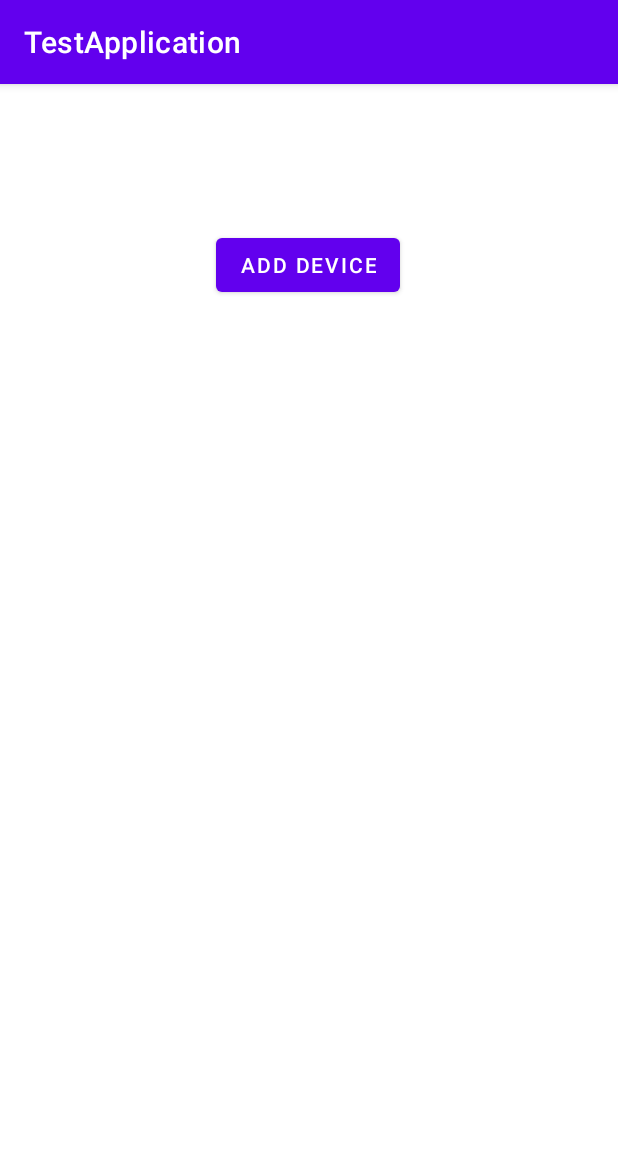
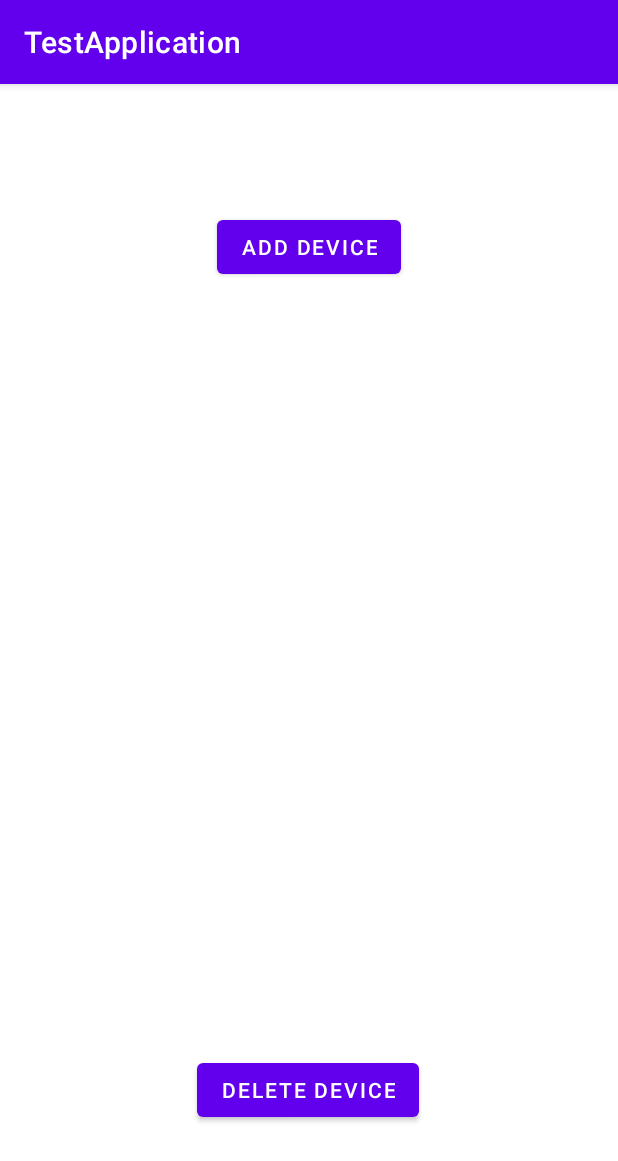
Before and after one commit to qclalo/capstone, an Android app: the InstructionMenuFragment screen opened through its navigation route, after a tap on "ADD DEVICE", on a phone screen of 412 x 824 dp. Shown: the top 1161 px of the screen. Run offline under Robolectric (Android 15) with nearby library versions, the phone set to English and light mode, and no system bars.

Commit message:
Added new fragment xml and kt file for when a single device is added and set up navigation to and from the new fragment

```diff
--- a/NEMoCoDe_App/app/src/main/java/com/example/nemocode_app/InstructionMenuFragment.kt
+++ b/NEMoCoDe_App/app/src/main/java/com/example/nemocode_app/InstructionMenuFragment.kt
@@ -11,6 +11,8 @@ import android.widget.LinearLayout
 import android.widget.TextView
 import androidx.core.view.get
 import androidx.fragment.app.Fragment
+import androidx.fragment.app.FragmentActivity
+import androidx.fragment.app.FragmentManager
 import androidx.navigation.fragment.findNavController
 import com.google.android.material.textfield.TextInputEditText
 
@@ -26,13 +28,20 @@ class InstructionMenuFragment : Fragment() {
         val addDeviceConfirmBtn : Button = view.findViewById(R.id.add_device_confirm)
         addDeviceConfirmBtn.setOnClickListener {
             val deviceInfo = getDeviceInfo(view)
-            val action = InstructionMenuFragmentDirections.actionInstructionMenuFragmentToMainMenuFragment(deviceInfo)
+            val action = InstructionMenuFragmentDirections.actionInstructionMenuFragmentToOneDeviceFragment(deviceInfo)
             findNavController().navigate(action)
         }
 
         val cancelBtn : Button = view.findViewById(R.id.cancel_button)
         cancelBtn.setOnClickListener {
-            findNavController().navigate(R.id.action_instructionMenuFragment_to_mainMenuFragment)
+            val caller = this.arguments?.get("caller").toString()
+            if (caller == "OneDevice") {
+                val action = InstructionMenuFragmentDirections.actionInstructionMenuFragmentToOneDeviceFragment()
+                findNavController().navigate(action)
+            } else {
+                val action = InstructionMenuFragmentDirections.actionInstructionMenuFragmentToMainMenuFragment()
+                findNavController().navigate(action)
+            }
         }
     }
 
--- a/NEMoCoDe_App/app/src/main/java/com/example/nemocode_app/MainMenuFragment.kt
+++ b/NEMoCoDe_App/app/src/main/java/com/example/nemocode_app/MainMenuFragment.kt
@@ -5,10 +5,8 @@ import android.view.LayoutInflater
 import android.view.View
 import android.view.ViewGroup
 import android.widget.Button
-import android.widget.TextView
 import androidx.fragment.app.Fragment
 import androidx.navigation.findNavController
-import androidx.navigation.fragment.findNavController
 
 class MainMenuFragment : Fragment() {
     override fun onCreateView(inflater: LayoutInflater, container: ViewGroup?, savedInstanceState: Bundle?): View? {
@@ -21,15 +19,9 @@ class MainMenuFragment : Fragment() {
     override fun onViewCreated(view: View, savedInstanceState: Bundle?) {
         super.onViewCreated(view, savedInstanceState)
 
-        val noDevicesTextView: TextView = view.findViewById(R.id.no_devices)
-        if (arguments?.get("deviceInfo") != null) {
-            //noDevicesTextView.visibility = View.INVISIBLE
-            noDevicesTextView.text = (arguments?.get("deviceInfo") as Array<*>)[0].toString()
-        }
-
         val addDeviceBtn : Button = view.findViewById(R.id.add_device_main)
         addDeviceBtn.setOnClickListener {
-            val action = MainMenuFragmentDirections.actionMainMenuFragmentToInstructionMenuFragment()
+            val action = MainMenuFragmentDirections.actionMainMenuFragmentToInstructionMenuFragment("MainMenu")
             view.findNavController().navigate(action)
         }
     }
--- /dev/null
+++ b/NEMoCoDe_App/app/src/main/java/com/example/nemocode_app/OneDeviceFragment.kt
@@ -0,0 +1,40 @@
+package com.example.nemocode_app
+
+import android.os.Bundle
+import android.view.LayoutInflater
+import android.view.View
+import android.view.ViewGroup
+import android.widget.Button
+import androidx.fragment.app.Fragment
+import androidx.fragment.app.FragmentManager
+import androidx.navigation.findNavController
+import androidx.navigation.fragment.findNavController
+
+class OneDeviceFragment : Fragment() {
+    override fun onCreateView(inflater: LayoutInflater, container: ViewGroup?, savedInstanceState: Bundle?): View? {
+        val view = inflater.inflate(R.layout.fragment_one_device, container, false)
+        return view
+    }
+
+    override fun onViewCreated(view: View, savedInstanceState: Bundle?) {
+        super.onViewCreated(view, savedInstanceState)
+
+//        val noDevicesTextView: TextView = view.findViewById(R.id.no_devices)
+//        if (arguments?.get("deviceInfo") != null) {
+//            //noDevicesTextView.visibility = View.INVISIBLE
+//            noDevicesTextView.text = (arguments?.get("deviceInfo") as Array<*>)[0].toString()
+//        }
+
+        val deleteDeviceBtn : Button = view.findViewById(R.id.delete_device)
+        deleteDeviceBtn.setOnClickListener {
+            val action = OneDeviceFragmentDirections.actionOneDeviceFragmentToMainMenuFragment()
+            findNavController().navigate(action)
+        }
+
+        val addDeviceBtn : Button = view.findViewById(R.id.add_device_one)
+        addDeviceBtn.setOnClickListener {
+            val action = OneDeviceFragmentDirections.actionOneDeviceFragmentToInstructionMenuFragment("OneDevice")
+            view.findNavController().navigate(action)
+        }
+    }
+}
--- /dev/null
+++ b/NEMoCoDe_App/app/src/main/res/layout/fragment_one_device.xml
@@ -0,0 +1,34 @@
+<?xml version="1.0" encoding="utf-8"?>
+<androidx.constraintlayout.widget.ConstraintLayout
+    xmlns:android="http://schemas.android.com/apk/res/android"
+    xmlns:app="http://schemas.android.com/apk/res-auto"
+    xmlns:tools="http://schemas.android.com/tools"
+    android:layout_width="match_parent"
+    android:layout_height="match_parent"
+    tools:context=".OneDeviceFragment">
+
+
+    <Button
+        android:id="@+id/delete_device"
+        android:layout_width="wrap_content"
+        android:layout_height="wrap_content"
+        android:text="@string/delete_device"
+        app:layout_constraintBottom_toBottomOf="parent"
+        app:layout_constraintEnd_toEndOf="parent"
+        app:layout_constraintHorizontal_bias="0.498"
+        app:layout_constraintStart_toStartOf="parent"
+        app:layout_constraintTop_toTopOf="parent"
+        app:layout_constraintVertical_bias="0.898" />
+
+    <Button
+        android:id="@+id/add_device_one"
+        android:layout_width="wrap_content"
+        android:layout_height="wrap_content"
+        android:text="@string/add_device"
+        app:layout_constraintBottom_toBottomOf="parent"
+        app:layout_constraintEnd_toEndOf="parent"
+        app:layout_constraintStart_toStartOf="parent"
+        app:layout_constraintTop_toTopOf="parent"
+        app:layout_constraintVertical_bias="0.118" />
+
+</androidx.constraintlayout.widget.ConstraintLayout>
--- a/NEMoCoDe_App/app/src/main/res/navigation/nav_graph.xml
+++ b/NEMoCoDe_App/app/src/main/res/navigation/nav_graph.xml
@@ -13,6 +13,14 @@
         <action
             android:id="@+id/action_instructionMenuFragment_to_mainMenuFragment"
             app:destination="@id/mainMenuFragment" />
+        <action
+            android:id="@+id/action_instructionMenuFragment_to_oneDeviceFragment"
+            app:destination="@id/oneDeviceFragment" />
+        <argument
+            android:name="caller"
+            app:argType="string"
+            app:nullable="true"
+            android:defaultValue="@null" />
     </fragment>
     <fragment
         android:id="@+id/mainMenuFragment"
@@ -28,4 +36,20 @@
             android:defaultValue="@null"
             app:nullable="true" />
     </fragment>
+    <fragment
+        android:id="@+id/oneDeviceFragment"
+        android:name="com.example.nemocode_app.OneDeviceFragment"
+        android:label="OneDeviceFragment" >
+        <action
+            android:id="@+id/action_oneDeviceFragment_to_instructionMenuFragment"
+            app:destination="@id/instructionMenuFragment" />
+        <action
+            android:id="@+id/action_oneDeviceFragment_to_mainMenuFragment"
+            app:destination="@id/mainMenuFragment" />
+        <argument
+            android:name="deviceInfo"
+            app:argType="string[]"
+            app:nullable="true"
+            android:defaultValue="@null" />
+    </fragment>
 </navigation>
--- a/NEMoCoDe_App/app/src/main/res/values/strings.xml
+++ b/NEMoCoDe_App/app/src/main/res/values/strings.xml
@@ -7,6 +7,7 @@
     <string name="add_device">Add Device</string>
     <string name="cancel_add_device">Cancel</string>
     <string name="add_new_device">Fill in the information below to add new device</string>
+    <string name="delete_device">Delete Device</string>
 
     <string name="no_devices_connected">No devices are currently connected</string>
     <string name="hello_second_fragment">Hello second fragment. Arg: %1$s</string>
```
